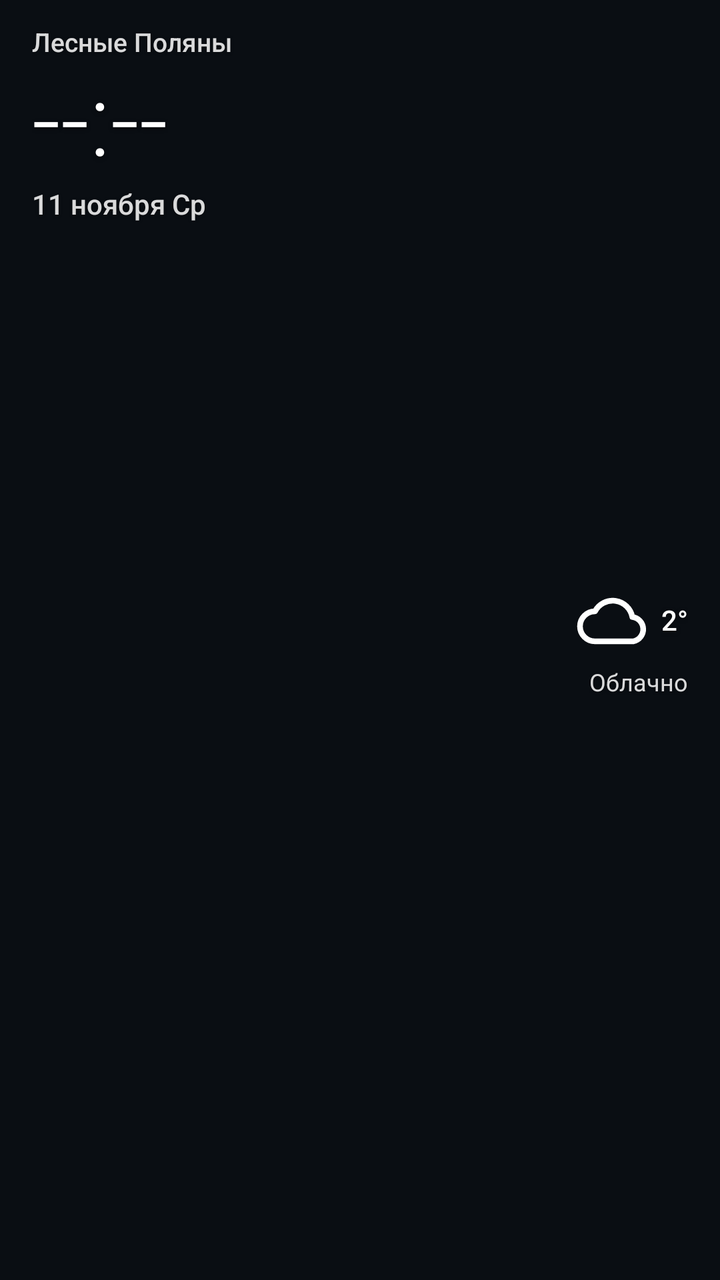
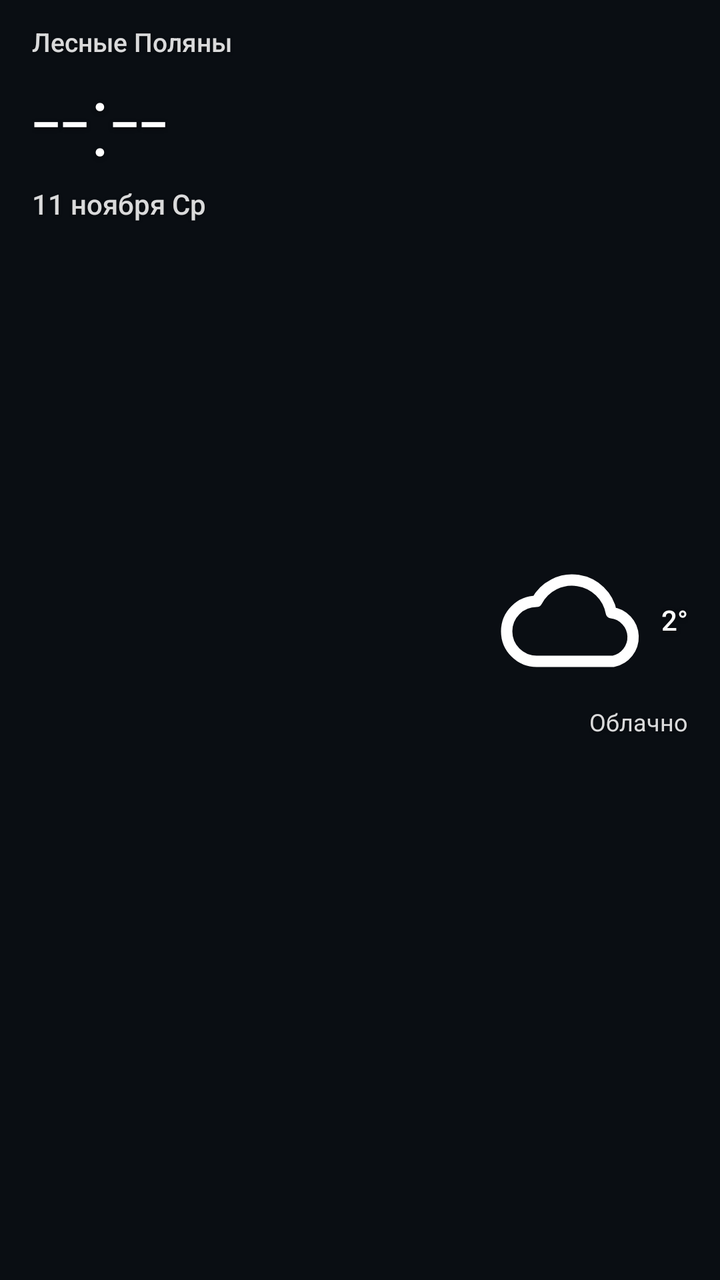

Screens rendered from an Android XML layout before and after an edit, with the pre-edit source and the edit as a unified diff.
<!-- AndroidManifest.xml: application theme Theme.NetMon -->
<!-- res/layout/widget_clock.xml -->
<?xml version="1.0" encoding="utf-8"?>
<RelativeLayout xmlns:android="http://schemas.android.com/apk/res/android"
    android:id="@+id/widget_root"
    android:layout_width="match_parent"
    android:layout_height="match_parent"
    android:paddingHorizontal="16dp"
    android:paddingVertical="12dp">

    <TextView
        android:id="@+id/widget_city"
        android:layout_width="200dp"
        android:layout_height="wrap_content"
        android:layout_alignParentStart="true"
        android:layout_alignParentTop="true"
        android:fontFamily="sans-serif"
        android:maxLines="2"
        android:shadowColor="#66000000"
        android:shadowDx="0"
        android:shadowDy="1"
        android:shadowRadius="4"
        android:text="Лесные Поляны"
        android:textColor="#D9FFFFFF"
        android:textFontWeight="500"
        android:textSize="13dp" />

    <TextView
        android:id="@+id/widget_time"
        android:layout_width="wrap_content"
        android:layout_height="wrap_content"
        android:layout_alignParentStart="true"
        android:layout_below="@id/widget_city"
        android:layout_marginTop="2dp"
        android:fontFamily="sans-serif-light"
        android:includeFontPadding="false"
        android:shadowColor="#66000000"
        android:shadowDx="0"
        android:shadowDy="2"
        android:shadowRadius="6"
        android:text="--:--"
        android:textColor="#FFFFFFFF"
        android:textSize="50dp" />

    <TextView
        android:id="@+id/widget_date"
        android:layout_width="wrap_content"
        android:layout_height="wrap_content"
        android:layout_alignParentStart="true"
        android:layout_below="@id/widget_time"
        android:layout_marginTop="2dp"
        android:fontFamily="sans-serif"
        android:shadowColor="#66000000"
        android:shadowDx="0"
        android:shadowDy="1"
        android:shadowRadius="4"
        android:text="11 ноября Ср"
        android:textColor="#D9FFFFFF"
        android:textFontWeight="500"
        android:textSize="14dp" />

    <LinearLayout
        android:id="@+id/widget_weather"
        android:layout_width="wrap_content"
        android:layout_height="wrap_content"
        android:layout_alignParentEnd="true"
        android:layout_centerVertical="true"
        android:gravity="end"
        android:orientation="vertical">

        <LinearLayout
            android:layout_width="wrap_content"
            android:layout_height="wrap_content"
            android:layout_gravity="end"
            android:gravity="center_vertical"
            android:orientation="horizontal">

            <ImageView
                android:id="@+id/widget_weather_icon"
                android:layout_width="40dp"
                android:layout_height="40dp"
                android:contentDescription="@string/widget_clock_desc"
                android:src="@drawable/ic_weather_cloud" />

            <TextView
                android:id="@+id/widget_temp"
                android:layout_width="wrap_content"
                android:layout_height="wrap_content"
                android:layout_marginStart="4dp"
                android:fontFamily="sans-serif-light"
                android:includeFontPadding="false"
                android:shadowColor="#66000000"
                android:shadowDx="0"
                android:shadowDy="2"
                android:shadowRadius="6"
                android:text="2°"
                android:textColor="#FFFFFFFF"
                android:textFontWeight="500"
                android:textSize="14dp" />
        </LinearLayout>

        <TextView
            android:id="@+id/widget_condition"
            android:layout_width="wrap_content"
            android:layout_height="wrap_content"
            android:layout_gravity="end"
            android:layout_marginTop="2dp"
            android:fontFamily="sans-serif"
            android:shadowColor="#66000000"
            android:shadowDx="0"
            android:shadowDy="1"
            android:shadowRadius="4"
            android:text="Облачно"
            android:textColor="#D9FFFFFF"
            android:textSize="12dp" />
    </LinearLayout>
</RelativeLayout>
<!-- resources referenced by this layout -->
<resources>
  <!-- drawable ic_weather_cloud (drawable) -->
  <?xml version="1.0" encoding="utf-8"?>
  <vector xmlns:android="http://schemas.android.com/apk/res/android"
      android:width="24dp" android:height="24dp"
      android:viewportWidth="24" android:viewportHeight="24">
      <path android:fillColor="@android:color/transparent"
          android:strokeColor="#ffffffff" android:strokeWidth="1.7"
          android:strokeLineCap="round" android:strokeLineJoin="round"
          android:pathData="M6.5,18A4.5,4.5 0 0 1 6.5 9a6,6 0 0 1 11.2,1.7A3.7,3.7 0 0 1 18,18z" />
  </vector>
  <string name="widget_clock_desc">Часы и погода; цвет времени — статус сети</string>
  <style name="Theme.NetMon" parent="android:Theme.Material.NoActionBar">
          <item name="android:windowBackground">#0a0e13</item>
          <item name="android:statusBarColor">#0a0e13</item>
          <item name="android:navigationBarColor">#0a0e13</item>
          <item name="android:colorAccent">#2ea6e0</item>
          <item name="android:windowLightStatusBar">false</item>
      </style>
</resources>

<!-- the commit's change to res/layout/widget_clock.xml (unified diff, before → after) -->
@@ -75,8 +75,8 @@
 
             <ImageView
                 android:id="@+id/widget_weather_icon"
-                android:layout_width="40dp"
-                android:layout_height="40dp"
+                android:layout_width="80dp"
+                android:layout_height="80dp"
                 android:contentDescription="@string/widget_clock_desc"
                 android:src="@drawable/ic_weather_cloud" />
 
